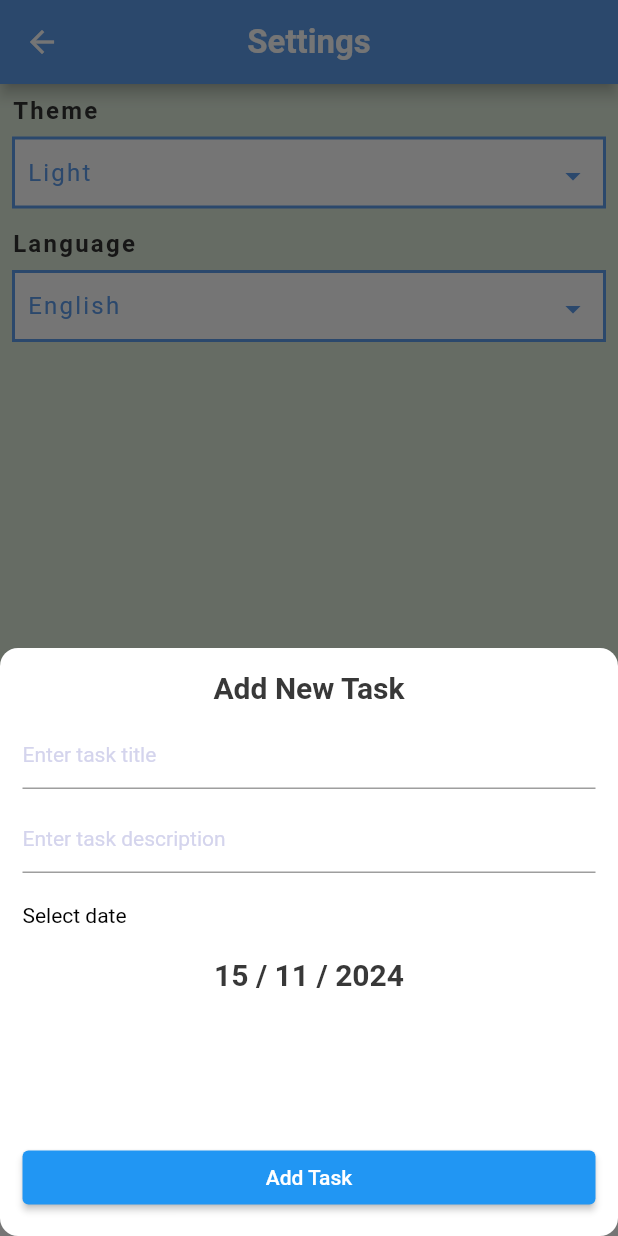
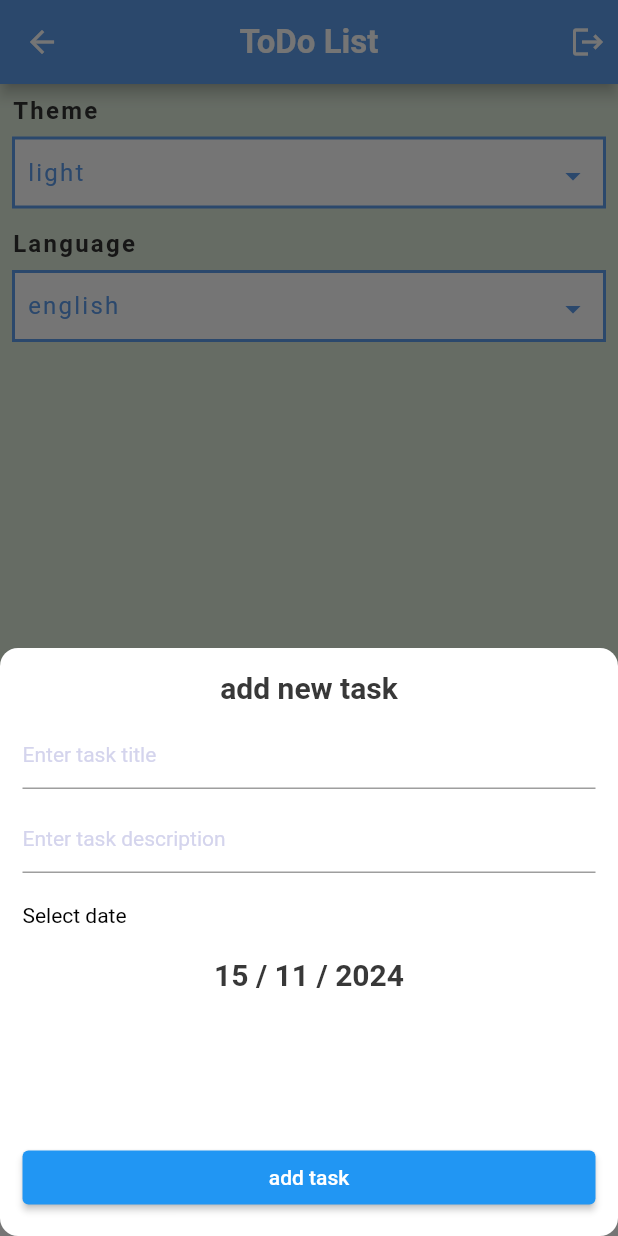
Before and after one commit to mahmoudnagi22/ToDoApp, a Flutter app: the HomeScreen screen opened by its route, item 2 of the bottom bar chosen, after a tap on the "add task" icon, on a phone screen of 412 x 824 dp. Run offline on Flutter 3.47's test engine with Material 3 defaults, Android fonts, the phone set to English and light mode, and no system bars; our stand-ins replace cloud_firestore, easy_date_timeline, firebase_auth, firebase_core, flutter_slidable, google_fonts; accounts and stored records are empty; generated files the repository leaves out were written again.

Commit message:
+ edit + log out + l10n

```diff
--- /dev/null
+++ b/l10n.yaml
@@ -0,0 +1,3 @@
+arb-dir: lib/l10n
+template-arb-file: app_en.arb
+output-localization-file: app_localizations.dart
--- a/lib/core/routes_manager.dart
+++ b/lib/core/routes_manager.dart
@@ -1,12 +1,14 @@
 import 'package:flutter/material.dart';
 import 'package:to_do_app/presentation/auth/login/login_screen.dart';
 import 'package:to_do_app/presentation/auth/register/register_screen.dart';
+import 'package:to_do_app/screens/edit/edit_screen/edit_screen.dart';
 import 'package:to_do_app/screens/home_screen.dart';
 
 class RoutesManager {
   static const String homeRoute = "/home";
   static const String registerRoute = "/register";
   static const String loginRoute = "/login";
+  static const String editRoute = "/edit";
 
   static Route<dynamic>? router(RouteSettings settings) {
     switch (settings.name) {
@@ -22,6 +24,10 @@ class RoutesManager {
         return MaterialPageRoute(
           builder: (context) => LoginScreen(),
         );
+      case editRoute:
+        return MaterialPageRoute(
+          builder: (context) => EditScreen(),
+        );
     }
   }
 }
--- a/lib/core/strings_manager.dart
+++ b/lib/core/strings_manager.dart
@@ -1,4 +1,5 @@
 class StringsManager{
   static const String signUp =  'Sign-Up';
   static const String signIn =  'Sign-In';
+  static const String editTitle =  'Edit Task';
 }
--- a/lib/core/utils/dialog_utils.dart
+++ b/lib/core/utils/dialog_utils.dart
@@ -11,7 +11,7 @@ class DialogUtils {
       context: context,
       builder: (context) {
         return CupertinoAlertDialog(
-          title: Text("Titel"),
+          title: Text(message ?? ""),
           content: Row(
             children: [
               Text(message ?? ""),
--- a/lib/provider/settings_proviider.dart
+++ b/lib/provider/settings_proviider.dart
@@ -1,12 +1,29 @@
 import 'package:flutter/cupertino.dart';
 import 'package:flutter/material.dart';
 
-class SettingsProvider extends ChangeNotifier{
-  ThemeMode carrenTheme = ThemeMode.light;
+class SettingsProvider extends ChangeNotifier {
+  ThemeMode currentTheme = ThemeMode.light;
+  String currentLanguage = "en";
+
+  String get carrenLanguage => currentLanguage;
 
   void changeAppTheme(ThemeMode newTheme) {
-    if (carrenTheme == newTheme) return;
-    carrenTheme = newTheme;
+    if (currentTheme == newTheme) return;
+    currentTheme = newTheme;
     notifyListeners();
   }
+
+  void changeAppLanguage(String newLanguage) {
+    if (currentLanguage == newLanguage) return;
+    currentLanguage = newLanguage;
+    notifyListeners();
+  }
+
+  bool isAppLanguageEn() {
+    return currentLanguage == 'en';
+  }
+
+  bool isAppLanguageAr() {
+    return currentLanguage == 'ar';
+  }
 }
--- a/lib/screens/add_task_bottom_sheet/add_task_bottom_sheet.dart
+++ b/lib/screens/add_task_bottom_sheet/add_task_bottom_sheet.dart
@@ -4,9 +4,10 @@ import 'package:to_do_app/core/utils/date_utils.dart';
 import 'package:to_do_app/database_manager/model/todo_dm.dart';
 import 'package:to_do_app/database_manager/model/user_dm.dart';
 import 'package:to_do_app/screens/taps/taskes_tab/tasks_tab.dart';
-
+import 'package:flutter_gen/gen_l10n/app_localizations.dart';
 class AddTaskBottomSheet extends StatefulWidget {
   final TodoDM? todo;
+ // final GlobalKey<TasksTabState>? taskesTabKey = GlobalKey();
   AddTaskBottomSheet({super.key , required this.todo });
   @override
   State<AddTaskBottomSheet> createState() => _AddTaskBottomSheetState();
@@ -48,8 +49,8 @@ class _AddTaskBottomSheetState extends State<AddTaskBottomSheet> {
           child: Column(
             crossAxisAlignment: CrossAxisAlignment.stretch,
             children: [
-              Text(widget.todo == null ? "Add New Task" : "Edit Task",
-                  //"Add New Task",
+              Text(//widget.todo == null ? "Add New Task" : "Edit Task",
+                  AppLocalizations.of(context)!.add_new_task,
                   textAlign: TextAlign.center,
                   style: Theme.of(context).textTheme.headlineMedium),
               const SizedBox(
@@ -88,7 +89,7 @@ class _AddTaskBottomSheetState extends State<AddTaskBottomSheet> {
                 height: 20,
               ),
               Text(
-                "Select date ",
+                AppLocalizations.of(context)!.select_date,
                 style: Theme.of(context).textTheme.headlineLarge,
               ),
               const SizedBox(
@@ -110,13 +111,13 @@ class _AddTaskBottomSheetState extends State<AddTaskBottomSheet> {
                 onPressed: () {
                   // addTodoToFireStore();
                   // widget.todo == null ? addTodoToFireStore() : onReadTask(widget.todo);
-                  widget.todo == null
-                      ? addTodoToFireStore()
-                      : onUpdateTask();
+                 // widget.todo == null
+                       addTodoToFireStore();
+
 
                 },
-                child: Text(widget.todo == null ? "Add Task" : "Save Changes"),
-                //child: Text( "Add Task" ),
+               // child: Text(widget.todo == null ? "Add Task" : "Save Changes"),
+                child: Text( AppLocalizations.of(context)!.add_task ),
               ),
             ],
           ),
@@ -155,14 +156,9 @@ class _AddTaskBottomSheetState extends State<AddTaskBottomSheet> {
     doc.set(todo.toJson()).then(
       (_) {
        // Navigator.pop(context);
-        if (mounted) {
           Navigator.pop(context);
-        }
       },
     ).timeout(Duration(milliseconds: 500), onTimeout: () {
-      if (mounted) {
-        Navigator.pop(context);
-      }
     });
   }
 
@@ -180,6 +176,7 @@ class _AddTaskBottomSheetState extends State<AddTaskBottomSheet> {
     print(user['title']);
     print('----------------------------');
     print(user['description']);
+
   }
 
   void onUpdateTask() async {
@@ -197,8 +194,8 @@ class _AddTaskBottomSheetState extends State<AddTaskBottomSheet> {
     }).then((_) {
       if (mounted) {
         Navigator.pop(context);
+      }
 
-      }
      // Navigator.pop(context);
     }).catchError((error) {
       print("Error updating task: $error");
--- a/lib/screens/home_screen.dart
+++ b/lib/screens/home_screen.dart
@@ -1,9 +1,11 @@
+import 'package:firebase_auth/firebase_auth.dart';
 import 'package:flutter/material.dart';
 import 'package:to_do_app/core/colors_manager.dart';
+import 'package:to_do_app/presentation/auth/login/login_screen.dart';
 import 'package:to_do_app/screens/add_task_bottom_sheet/add_task_bottom_sheet.dart';
 import 'package:to_do_app/screens/taps/settings_tab/settings_tab.dart';
 import 'package:to_do_app/screens/taps/taskes_tab/tasks_tab.dart';
-
+import 'package:flutter_gen/gen_l10n/app_localizations.dart';
 class HomeScreen extends StatefulWidget {
   HomeScreen({super.key});
 
@@ -21,7 +23,7 @@ GlobalKey<TasksTabState> taskesTabKey = GlobalKey();
     // TODO: implement initState
     super.initState();
     tabs = [
-      TasksTab(key:   taskesTabKey,),
+      TasksTab(key: taskesTabKey,),
       SettingsTab(),
     ];
 
@@ -32,7 +34,18 @@ GlobalKey<TasksTabState> taskesTabKey = GlobalKey();
     return Scaffold(
       extendBody: true,
       appBar: AppBar(
-        title:  Text(appBarTitele),
+        title:  Text(AppLocalizations.of(context)!.todo_List),
+        actions: [
+          Padding(
+            padding: const EdgeInsets.all(8.0),
+            child: InkWell(
+              onTap: () {
+                FirebaseAuth.instance.signOut();
+                Navigator.push(context, MaterialPageRoute(builder:(_)=> LoginScreen()));
+              },
+                child: Icon(Icons.logout)),
+          )
+        ],
       ),
       floatingActionButton: buildFab(),
       floatingActionButtonLocation: FloatingActionButtonLocation.centerDocked,
@@ -46,7 +59,7 @@ GlobalKey<TasksTabState> taskesTabKey = GlobalKey();
   Widget buildFab() =>  FloatingActionButton(
 
     onPressed: ()  async{
-     await AddTaskBottomSheet.show(context);
+      await AddTaskBottomSheet.show(context );
      taskesTabKey.currentState?.readToosFromFireStore();
     },
     child:const Icon(Icons.add_task),
@@ -58,21 +71,21 @@ GlobalKey<TasksTabState> taskesTabKey = GlobalKey();
         setState(() {
           selectedindex = index;
           if(index == 0 ){
-            appBarTitele = "ToDo List";
+            appBarTitele = AppLocalizations.of(context)!.todo_List;
           }else{
-            appBarTitele = "Settings";  // Update app bar title when navigating to settings tab  // TODO: Implement settings screen to update this title when necessary  // Example:
+            appBarTitele = AppLocalizations.of(context)!.settings;
 
           }
         });
       },
-      items: const [
+      items:  [
         BottomNavigationBarItem(
           icon: Icon(Icons.list),
-          label: "Tasks",
+          label:AppLocalizations.of(context)!.tasks,
         ),
         BottomNavigationBarItem(
           icon: Icon(Icons.settings),
-          label: "Settings",
+          label:AppLocalizations.of(context)!.settings,
         ),
       ]);
 }
--- a/lib/screens/taps/settings_tab/settings_tab.dart
+++ b/lib/screens/taps/settings_tab/settings_tab.dart
@@ -3,6 +3,7 @@ import 'package:google_fonts/google_fonts.dart';
 import 'package:provider/provider.dart';
 import 'package:to_do_app/core/colors_manager.dart';
 import 'package:to_do_app/provider/settings_proviider.dart';
+import 'package:flutter_gen/gen_l10n/app_localizations.dart';
 
 class SettingsTab extends StatefulWidget {
   SettingsTab({super.key});
@@ -12,9 +13,6 @@ class SettingsTab extends StatefulWidget {
 }
 
 class _SettingsTabState extends State<SettingsTab> {
-  String? selectedTheme = 'Light';
-  String? selectedLanguage = 'English';
-
   @override
   Widget build(BuildContext context) {
     var provider = Provider.of<SettingsProvider>(context);
@@ -26,7 +24,7 @@ class _SettingsTabState extends State<SettingsTab> {
         children: [
           // Theme Selection
           Text(
-            'Theme',
+            AppLocalizations.of(context)!.theme,
             style: Theme.of(context).textTheme.labelSmall,
           ),
           const SizedBox(height: 8),
@@ -35,7 +33,6 @@ class _SettingsTabState extends State<SettingsTab> {
             width: double.infinity,
             height: 48,
             decoration: BoxDecoration(
-
               color: Theme.of(context).indicatorColor,
               border: Border.all(
                 color: Theme.of(context).dividerColor,
@@ -44,8 +41,11 @@ class _SettingsTabState extends State<SettingsTab> {
             ),
             child: Row(
               children: [
+                // Display the selected theme in the same place as DropdownButton
                 Text(
-                  selectedTheme ?? '',
+                  provider.currentTheme == ThemeMode.light
+                      ? AppLocalizations.of(context)!.light
+                      : AppLocalizations.of(context)!.dark,
                   style: Theme.of(context).textTheme.labelSmall?.copyWith(
                     fontWeight: FontWeight.w400,
                     color: Theme.of(context).primaryColor,
@@ -66,17 +66,19 @@ dropdownColor: ColorsManager.whiteColor,
                   elevation: 0,
                   padding: const EdgeInsets.all(0),
                   isExpanded: false,
-                  items: <String>['Light', 'Dark'].map((String value)  {
+                  items: <String>[AppLocalizations.of(context)!.light, AppLocalizations.of(context)!.dark]
+                      .map((String value) {
                     return DropdownMenuItem<String>(
                       value: value,
                       child: Text(value),
-
                     );
                   }).toList(),
                   onChanged: (newTheme) {
-                    provider.changeAppTheme(newTheme == 'Light' ? ThemeMode.light : ThemeMode.dark);
-                    selectedTheme = newTheme;
-
+                    provider.changeAppTheme(
+                      newTheme == AppLocalizations.of(context)!.light
+                          ? ThemeMode.light
+                          : ThemeMode.dark,
+                    );
                   },
                 ),
               ],
@@ -86,7 +88,7 @@ dropdownColor: ColorsManager.whiteColor,
 
           // Language Selection
           Text(
-            'Language',
+            AppLocalizations.of(context)!.language,
             style: Theme.of(context).textTheme.labelSmall,
           ),
           const SizedBox(height: 8),
@@ -103,8 +105,11 @@ dropdownColor: ColorsManager.whiteColor,
             ),
             child: Row(
               children: [
+                // Display the selected language in the same place as DropdownButton
                 Text(
-                  selectedLanguage ?? '',
+                  provider.isAppLanguageEn()
+                      ? AppLocalizations.of(context)!.english
+                      : AppLocalizations.of(context)!.arabic,
                   style: Theme.of(context).textTheme.labelSmall?.copyWith(
                     fontWeight: FontWeight.w400,
                     color: Theme.of(context).primaryColor,
@@ -125,16 +130,15 @@ dropdownColor: ColorsManager.whiteColor,
                   elevation: 0,
                   padding: const EdgeInsets.all(0),
                   isExpanded: false,
-                  items: <String>['English', 'Arabic'].map((String value) {
+                  items: <String>[AppLocalizations.of(context)!.english, AppLocalizations.of(context)!.arabic]
+                      .map((String value) {
                     return DropdownMenuItem<String>(
                       value: value,
                       child: Text(value),
                     );
                   }).toList(),
                   onChanged: (newLang) {
-                    setState(() {
-                      selectedLanguage = newLang;
-                    });
+                    provider.changeAppLanguage(newLang == AppLocalizations.of(context)!.english ? 'en' : 'ar');
                   },
                 ),
               ],
--- a/lib/screens/taps/taskes_tab/tasks_tab.dart
+++ b/lib/screens/taps/taskes_tab/tasks_tab.dart
@@ -104,7 +104,6 @@ class TasksTabState extends State<TasksTab> {
               },
               onUpdate: (todo){
                 readToosFromFireStore();
-
               },
 
             ),
--- a/pubspec.yaml
+++ b/pubspec.yaml
@@ -39,11 +39,13 @@ dependencies:
   flutter_slidable: ^3.1.1
   google_fonts: ^6.2.1
   flutter_svg: ^2.0.10+1
-  intl: ^0.19.0
+  intl: any
   firebase_core: ^3.6.0
   cloud_firestore: ^5.4.4
   provider: ^6.1.2
   firebase_auth: ^5.3.1
+  flutter_localizations:
+    sdk: flutter
 
 dev_dependencies:
   flutter_test:
@@ -66,7 +68,7 @@ flutter:
   # included with your application, so that you can use the icons in
   # the material Icons class.
   uses-material-design: true
-
+  generate: true # Add this line
   # To add assets to your application, add an assets section, like this:
   assets:
     - assetss/images/
```
Also changed, not shown: lib/core/reusable_components/task_item.dart (+30 -18 lines), lib/l10n/app_ar.arb (added, +30 -0 lines), lib/l10n/app_en.arb (added, +30 -0 lines), lib/main.dart (+11 -4 lines), lib/my_app/my_app.dart (+15 -1 lines), lib/presentation/auth/login/login_screen.dart (+11 -11 lines), lib/presentation/auth/register/register_screen.dart (+19 -19 lines), lib/screens/edit/edit_screen/edit_screen.dart (added, +169 -0 lines), pubspec.lock. Lines whose indentation alone changed are shown as unchanged.
